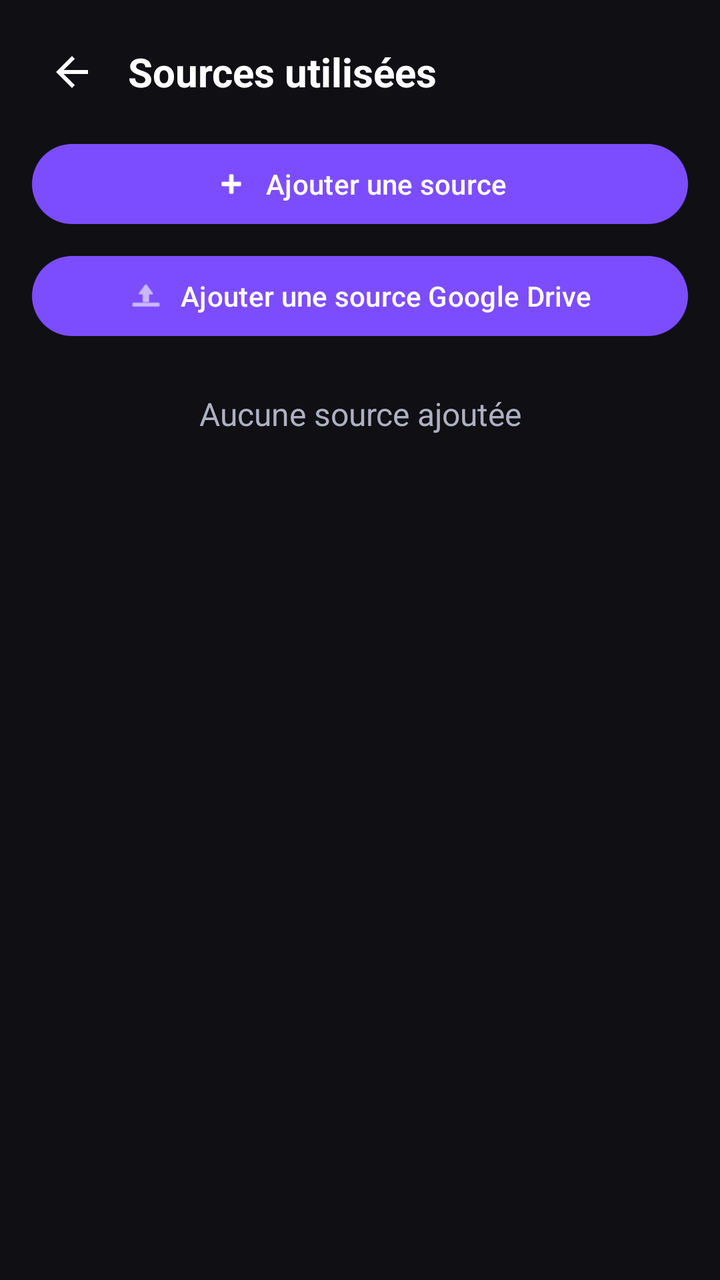
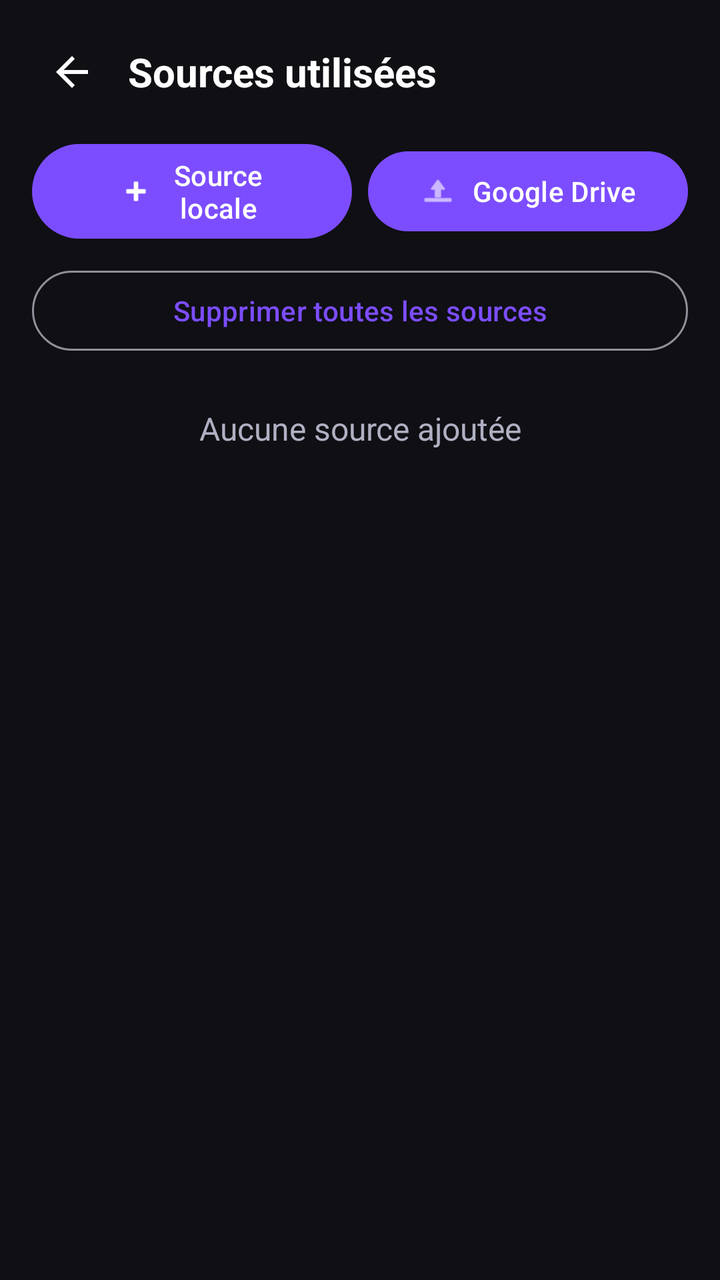

Screens rendered from an Android XML layout before and after an edit, with the pre-edit source and the edit as a unified diff.
<!-- AndroidManifest.xml: application theme Theme.Melodie -->
<!-- res/layout/fragment_folders.xml -->
<?xml version="1.0" encoding="utf-8"?>
<LinearLayout xmlns:android="http://schemas.android.com/apk/res/android"
    xmlns:app="http://schemas.android.com/apk/res-auto"
    android:layout_width="match_parent"
    android:layout_height="match_parent"
    android:orientation="vertical"
    android:background="@color/bg_dark"
    android:padding="16dp">

    <LinearLayout
        android:layout_width="match_parent"
        android:layout_height="wrap_content"
        android:layout_marginBottom="12dp"
        android:gravity="center_vertical"
        android:orientation="horizontal">

        <ImageButton
            android:id="@+id/btn_back"
            android:layout_width="40dp"
            android:layout_height="40dp"
            android:layout_marginEnd="8dp"
            android:background="?attr/selectableItemBackgroundBorderless"
            android:contentDescription="@string/player_back"
            android:src="@drawable/ic_back" />

        <TextView
            android:layout_width="wrap_content"
            android:layout_height="wrap_content"
            android:text="@string/folders_title"
            android:textColor="@color/text_primary"
            android:textSize="20sp"
            android:textStyle="bold" />
    </LinearLayout>

    <com.google.android.material.button.MaterialButton
        android:id="@+id/btn_add_source"
        android:layout_width="match_parent"
        android:layout_height="wrap_content"
        android:text="@string/folders_add_source"
        app:icon="@android:drawable/ic_input_add"
        app:iconGravity="textStart"
        app:iconPadding="8dp" />

    <com.google.android.material.button.MaterialButton
        android:id="@+id/btn_add_drive_source"
        android:layout_width="match_parent"
        android:layout_height="wrap_content"
        android:layout_marginTop="8dp"
        android:text="@string/folders_add_drive_source"
        app:icon="@android:drawable/ic_menu_upload"
        app:iconGravity="textStart"
        app:iconPadding="8dp" />


    <TextView
        android:id="@+id/folders_empty"
        android:layout_width="match_parent"
        android:layout_height="wrap_content"
        android:layout_marginTop="24dp"
        android:gravity="center"
        android:textColor="@color/text_secondary"
        android:textSize="16sp"
        android:text="@string/folders_empty" />

    <androidx.recyclerview.widget.RecyclerView
        android:id="@+id/folders_recycler"
        android:layout_width="match_parent"
        android:layout_height="0dp"
        android:layout_marginTop="16dp"
        android:layout_weight="1" />

</LinearLayout>
<!-- resources referenced by this layout -->
<resources>
  <color name="bg_dark">#0F0F14</color>
  <color name="text_primary">#FFFFFF</color>
  <color name="text_secondary">#B0B0C3</color>
  <!-- drawable ic_back (drawable) -->
  <vector xmlns:android="http://schemas.android.com/apk/res/android"
      android:width="24dp" android:height="24dp"
      android:viewportWidth="24" android:viewportHeight="24"
      android:tint="?attr/colorOnSurface">
      <path android:fillColor="@android:color/white" android:pathData="M20,11H7.83l5.59,-5.59L12,4l-8,8 8,8 1.41,-1.41L7.83,13H20v-2z" />
  </vector>
  <string name="folders_add_drive_source">Ajouter une source Google Drive</string>
  <string name="folders_add_source">Ajouter une source</string>
  <string name="folders_empty">Aucune source ajoutée</string>
  <string name="folders_title">Sources utilisées</string>
  <string name="player_back">Retour</string>
  <style name="Theme.Melodie" parent="Theme.Material3.Dark.NoActionBar">
          <item name="colorPrimary">@color/melodie_purple</item>
          <item name="colorOnPrimary">@color/white</item>
          <item name="colorSecondary">@color/audio_cyan</item>
          <item name="colorOnSecondary">@color/black</item>
          <item name="colorTertiary">@color/energy_green</item>
          <item name="colorOnTertiary">@color/black</item>
  
          <item name="android:colorBackground">@color/bg_dark</item>
          <item name="colorSurface">@color/surface</item>
          <item name="colorSurfaceVariant">@color/surface_variant</item>
          <item name="colorOnBackground">@color/text_primary</item>
          <item name="colorOnSurface">@color/text_primary</item>
          <item name="colorOnSurfaceVariant">@color/text_secondary</item>
  
          <item name="android:statusBarColor">@color/bg_dark</item>
          <item name="android:navigationBarColor">@color/bg_dark</item>
          <item name="android:windowLightStatusBar">false</item>
      </style>
  <color name="melodie_purple">#7C4DFF</color>
  <color name="white">#FFFFFFFF</color>
  <color name="audio_cyan">#00D4FF</color>
  <color name="black">#FF000000</color>
  <color name="energy_green">#00E5A8</color>
  <color name="surface">#1A1A22</color>
  <color name="surface_variant">#232333</color>
</resources>

<!-- the commit's change to res/layout/fragment_folders.xml (unified diff, before → after) -->
@@ -32,25 +32,41 @@
             android:textStyle="bold" />
     </LinearLayout>
 
-    <com.google.android.material.button.MaterialButton
-        android:id="@+id/btn_add_source"
+    <LinearLayout
         android:layout_width="match_parent"
         android:layout_height="wrap_content"
-        android:text="@string/folders_add_source"
-        app:icon="@android:drawable/ic_input_add"
-        app:iconGravity="textStart"
-        app:iconPadding="8dp" />
+        android:orientation="horizontal"
+        android:gravity="center_vertical">
+
+        <com.google.android.material.button.MaterialButton
+            android:id="@+id/btn_add_source"
+            android:layout_width="0dp"
+            android:layout_height="wrap_content"
+            android:layout_weight="1"
+            android:text="@string/folders_add_source"
+            app:icon="@android:drawable/ic_input_add"
+            app:iconGravity="textStart"
+            app:iconPadding="8dp" />
+
+        <com.google.android.material.button.MaterialButton
+            android:id="@+id/btn_add_drive_source"
+            android:layout_width="0dp"
+            android:layout_height="wrap_content"
+            android:layout_marginStart="8dp"
+            android:layout_weight="1"
+            android:text="@string/folders_add_drive_source"
+            app:icon="@android:drawable/ic_menu_upload"
+            app:iconGravity="textStart"
+            app:iconPadding="8dp" />
+    </LinearLayout>
 
     <com.google.android.material.button.MaterialButton
-        android:id="@+id/btn_add_drive_source"
+        android:id="@+id/btn_remove_all_sources"
+        style="@style/Widget.Material3.Button.OutlinedButton"
         android:layout_width="match_parent"
         android:layout_height="wrap_content"
         android:layout_marginTop="8dp"
-        android:text="@string/folders_add_drive_source"
-        app:icon="@android:drawable/ic_menu_upload"
-        app:iconGravity="textStart"
-        app:iconPadding="8dp" />
-
+        android:text="@string/folders_remove_all_sources" />
 
     <TextView
         android:id="@+id/folders_empty"
<!-- resource entries referenced after the edit -->
@@ -10,9 +10,10 @@
       android:tint="?attr/colorOnSurface">
       <path android:fillColor="@android:color/white" android:pathData="M20,11H7.83l5.59,-5.59L12,4l-8,8 8,8 1.41,-1.41L7.83,13H20v-2z" />
   </vector>
-  <string name="folders_add_drive_source">Ajouter une source Google Drive</string>
-  <string name="folders_add_source">Ajouter une source</string>
+  <string name="folders_add_drive_source">Google Drive</string>
+  <string name="folders_add_source">Source locale</string>
   <string name="folders_empty">Aucune source ajoutée</string>
+  <string name="folders_remove_all_sources">Supprimer toutes les sources</string>
   <string name="folders_title">Sources utilisées</string>
   <string name="player_back">Retour</string>
   <style name="Theme.Melodie" parent="Theme.Material3.Dark.NoActionBar">
